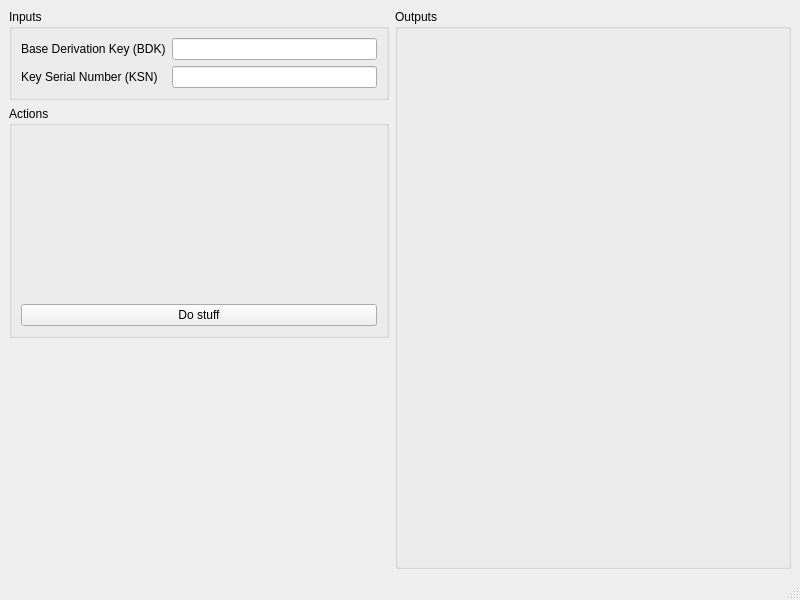
Before: the Qt Designer form ui/mainwindow.ui in openemv/dukpt, drawn with Qt 5.
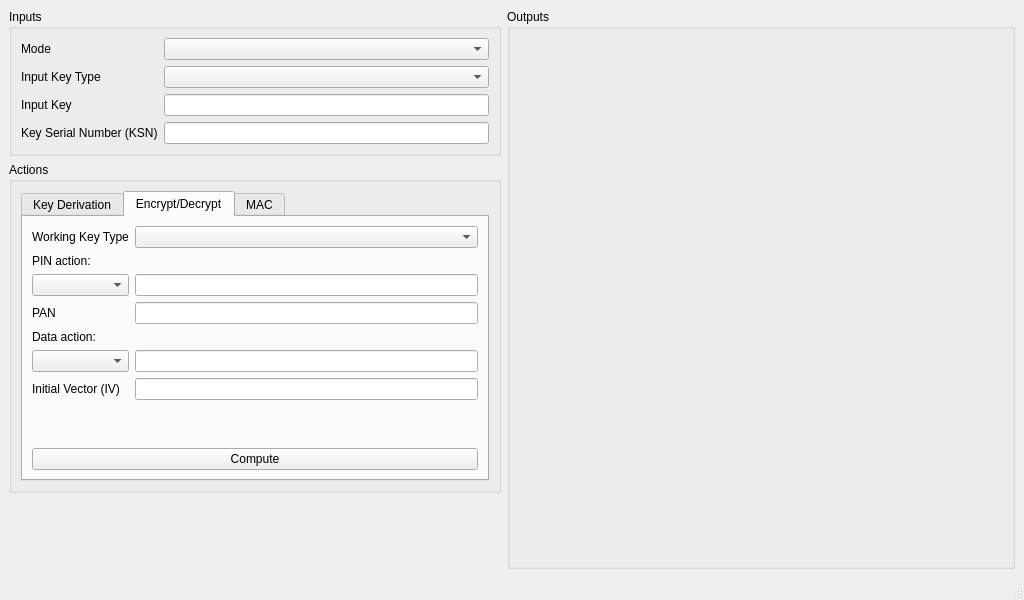
After: the same form once the commit is applied. The open tabs and pages were chosen to show the change.

Commit message:
Implement initial UI for dukpt-ui
This UI allows the initial inputs and various parameters for each action
to be specified. Most of the combo boxes are still unpopulated and none
of the actions can be performed yet.

What changed in the file:
```diff
--- a/ui/mainwindow.ui
+++ b/ui/mainwindow.ui
@@ -6,10 +6,16 @@
    <rect>
     <x>0</x>
     <y>0</y>
-    <width>800</width>
+    <width>1024</width>
     <height>600</height>
    </rect>
   </property>
+  <property name="sizePolicy">
+   <sizepolicy hsizetype="Preferred" vsizetype="Minimum">
+    <horstretch>0</horstretch>
+    <verstretch>0</verstretch>
+   </sizepolicy>
+  </property>
   <property name="windowTitle">
    <string>OpenEMV | dukpt-ui</string>
   </property>
@@ -26,23 +32,43 @@
          <item row="0" column="0">
           <widget class="QLabel" name="bdkLabel">
            <property name="text">
-            <string>Base Derivation Key (BDK)</string>
+            <string>Mode</string>
            </property>
           </widget>
          </item>
-         <item row="0" column="1">
-          <widget class="QLineEdit" name="bdkEdit"/>
+         <item row="4" column="1">
+          <widget class="QLineEdit" name="inputKeyEdit"/>
          </item>
-         <item row="1" column="1">
-          <widget class="QLineEdit" name="ksnEdit"/>
-         </item>
-         <item row="1" column="0">
+         <item row="6" column="0">
           <widget class="QLabel" name="ksnLabel">
            <property name="text">
             <string>Key Serial Number (KSN)</string>
            </property>
           </widget>
          </item>
+         <item row="0" column="1">
+          <widget class="QComboBox" name="modeComboBox"/>
+         </item>
+         <item row="1" column="0">
+          <widget class="QLabel" name="inputKeyTypeLabel">
+           <property name="text">
+            <string>Input Key Type</string>
+           </property>
+          </widget>
+         </item>
+         <item row="6" column="1">
+          <widget class="QLineEdit" name="ksnEdit"/>
+         </item>
+         <item row="1" column="1">
+          <widget class="QComboBox" name="inputKeyTypeComboBox"/>
+         </item>
+         <item row="4" column="0">
+          <widget class="QLabel" name="inputKeyLabel">
+           <property name="text">
+            <string>Input Key</string>
+           </property>
+          </widget>
+         </item>
         </layout>
        </widget>
       </item>
@@ -53,23 +79,212 @@
         </property>
         <layout class="QVBoxLayout" name="verticalLayout_3">
          <item>
-          <spacer name="verticalSpacer_2">
-           <property name="orientation">
-            <enum>Qt::Vertical</enum>
+          <widget class="QTabWidget" name="tabWidget">
+           <property name="currentIndex">
+            <number>0</number>
            </property>
-           <property name="sizeHint" stdset="0">
-            <size>
-             <width>20</width>
-             <height>40</height>
-            </size>
-           </property>
-          </spacer>
-         </item>
-         <item>
-          <widget class="QPushButton" name="pushButton">
-           <property name="text">
-            <string>Do stuff</string>
-           </property>
+           <widget class="QWidget" name="keyDerivationTab">
+            <attribute name="title">
+             <string>Key Derivation</string>
+            </attribute>
+            <layout class="QVBoxLayout" name="keyDerivationVerticalLayout">
+             <item>
+              <layout class="QGridLayout" name="keyDerivationGridLayout">
+               <item row="3" column="1">
+                <widget class="QLineEdit" name="kbpkEdit"/>
+               </item>
+               <item row="2" column="0">
+                <widget class="QLabel" name="outputFormatLabel">
+                 <property name="text">
+                  <string>Output Format</string>
+                 </property>
+                </widget>
+               </item>
+               <item row="1" column="0">
+                <widget class="QLabel" name="derivedKeyTypeLabel">
+                 <property name="text">
+                  <string>Derived Key Type</string>
+                 </property>
+                </widget>
+               </item>
+               <item row="2" column="1">
+                <widget class="QComboBox" name="outputFormatComboBox"/>
+               </item>
+               <item row="3" column="0">
+                <widget class="QLabel" name="kbpkLabel">
+                 <property name="text">
+                  <string>Key Block Protection Key</string>
+                 </property>
+                </widget>
+               </item>
+               <item row="0" column="1">
+                <widget class="QComboBox" name="derivationActionComboBox"/>
+               </item>
+               <item row="0" column="0">
+                <widget class="QLabel" name="derivationActionLabel">
+                 <property name="text">
+                  <string>Derivation Action</string>
+                 </property>
+                </widget>
+               </item>
+               <item row="1" column="1">
+                <widget class="QComboBox" name="derivedKeyTypeComboBox"/>
+               </item>
+              </layout>
+             </item>
+             <item>
+              <spacer name="keyDerivationVerticalSpacer">
+               <property name="orientation">
+                <enum>Qt::Vertical</enum>
+               </property>
+               <property name="sizeHint" stdset="0">
+                <size>
+                 <width>20</width>
+                 <height>40</height>
+                </size>
+               </property>
+              </spacer>
+             </item>
+             <item>
+              <widget class="QPushButton" name="keyDerivationPushButton">
+               <property name="text">
+                <string>Derive</string>
+               </property>
+              </widget>
+             </item>
+            </layout>
+           </widget>
+           <widget class="QWidget" name="encryptDecryptTab">
+            <attribute name="title">
+             <string>Encrypt/Decrypt</string>
+            </attribute>
+            <layout class="QVBoxLayout" name="encryptDecryptVerticalLayout">
+             <item>
+              <layout class="QGridLayout" name="encryptDecryptGridLayout">
+               <item row="0" column="0">
+                <widget class="QLabel" name="encryptDecryptKeyTypeLabel">
+                 <property name="text">
+                  <string>Working Key Type</string>
+                 </property>
+                </widget>
+               </item>
+               <item row="3" column="1">
+                <widget class="QLineEdit" name="panEdit"/>
+               </item>
+               <item row="1" column="0">
+                <widget class="QLabel" name="pinActionLabel">
+                 <property name="text">
+                  <string>PIN action:</string>
+                 </property>
+                </widget>
+               </item>
+               <item row="6" column="0">
+                <widget class="QLabel" name="ivLabel">
+                 <property name="text">
+                  <string>Initial Vector (IV)</string>
+                 </property>
+                </widget>
+               </item>
+               <item row="5" column="1">
+                <widget class="QLineEdit" name="dataEdit"/>
+               </item>
+               <item row="0" column="1">
+                <widget class="QComboBox" name="encryptDecryptKeyTypeComboBox"/>
+               </item>
+               <item row="5" column="0">
+                <widget class="QComboBox" name="dataActionComboBox"/>
+               </item>
+               <item row="2" column="0">
+                <widget class="QComboBox" name="pinActionComboBox"/>
+               </item>
+               <item row="3" column="0">
+                <widget class="QLabel" name="panLabel">
+                 <property name="text">
+                  <string>PAN</string>
+                 </property>
+                </widget>
+               </item>
+               <item row="4" column="0">
+                <widget class="QLabel" name="dataActionLabel">
+                 <property name="text">
+                  <string>Data action:</string>
+                 </property>
+                </widget>
+               </item>
+               <item row="2" column="1">
+                <widget class="QLineEdit" name="pinEdit"/>
+               </item>
+               <item row="6" column="1">
+                <widget class="QLineEdit" name="ivEdit"/>
+               </item>
+              </layout>
+             </item>
+             <item>
+              <spacer name="encryptDecryptVerticalSpacer">
+               <property name="orientation">
+                <enum>Qt::Vertical</enum>
+               </property>
+               <property name="sizeHint" stdset="0">
+                <size>
+                 <width>20</width>
+                 <height>40</height>
+                </size>
+               </property>
+              </spacer>
+             </item>
+             <item>
+              <widget class="QPushButton" name="encryptDecryptPushButton">
+               <property name="text">
+                <string>Compute</string>
+               </property>
+              </widget>
+             </item>
+            </layout>
+           </widget>
+           <widget class="QWidget" name="macTab">
+            <attribute name="title">
+             <string>MAC</string>
+            </attribute>
+            <layout class="QVBoxLayout" name="macVerticalLayout">
+             <item>
+              <layout class="QGridLayout" name="macGridLayout">
+               <item row="1" column="0">
+                <widget class="QComboBox" name="macActionComboBox"/>
+               </item>
+               <item row="0" column="0">
+                <widget class="QLabel" name="macActionLabel">
+                 <property name="text">
+                  <string>MAC action:</string>
+                 </property>
+                </widget>
+               </item>
+               <item row="1" column="1">
+                <widget class="QLineEdit" name="macEdit"/>
+               </item>
+              </layout>
+             </item>
+             <item>
+              <spacer name="macVerticalSpacer">
+               <property name="orientation">
+                <enum>Qt::Vertical</enum>
+               </property>
+               <property name="sizeHint" stdset="0">
+                <size>
+                 <width>20</width>
+                 <height>40</height>
+                </size>
+               </property>
+              </spacer>
+             </item>
+             <item>
+              <widget class="QPushButton" name="macPushButton">
+               <property name="text">
+                <string>Compute</string>
+               </property>
+              </widget>
+             </item>
+            </layout>
+           </widget>
           </widget>
          </item>
         </layout>
@@ -103,7 +318,7 @@
          </property>
          <property name="sizeHint" stdset="0">
           <size>
-           <width>372</width>
+           <width>484</width>
            <height>20</height>
           </size>
          </property>
```
Left out of the diff: 8 changed lines with no effect on the pictures. The commit also changes 2 other files.
